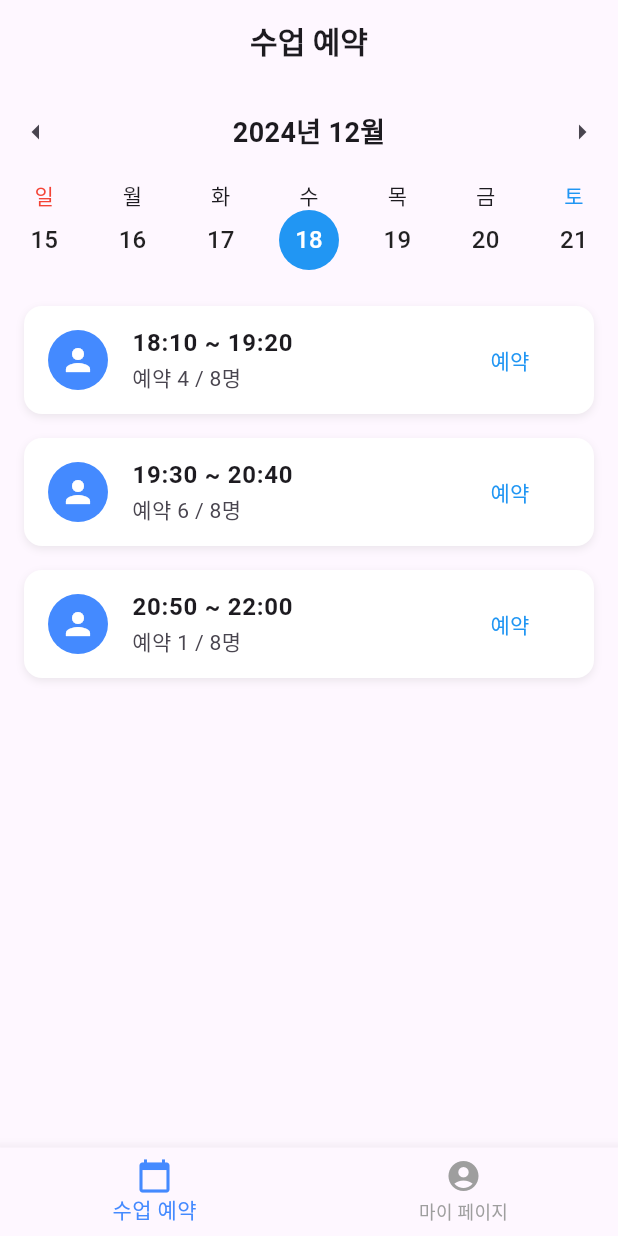
After one commit to DongWoonKim/gym_schedule, a Flutter app: the MainPage screen opened directly, on a phone screen of 412 x 824 dp. The commit adds this screen. Run offline on Flutter 3.47's test engine with Material 3 defaults, Android fonts, the phone set to English and light mode, and no system bars; our stand-ins replace firebase_auth, firebase_core, firebase_database; accounts and stored records are empty.

Commit message:
~publishing finished

```diff
--- /dev/null
+++ b/lib/main/card_page.dart
@@ -0,0 +1,48 @@
+import 'package:flutter/material.dart';
+
+class ClassCard extends StatelessWidget {
+  final String time;
+  final int reserved;
+
+  const ClassCard({super.key, required this.time, required this.reserved});
+
+  @override
+  Widget build(BuildContext context) {
+    return Padding(
+      padding: const EdgeInsets.symmetric(horizontal: 16, vertical: 8),
+      child: Container(
+        decoration: BoxDecoration(
+          color: Colors.white,
+          borderRadius: BorderRadius.circular(12),
+          boxShadow: [
+            BoxShadow(
+              color: Colors.grey.withOpacity(0.2),
+              blurRadius: 4,
+              offset: const Offset(0, 2),
+            ),
+          ],
+        ),
+        child: ListTile(
+          leading: const CircleAvatar(
+            backgroundColor: Colors.blueAccent,
+            child: Icon(Icons.person, color: Colors.white),
+          ),
+          title: Text(
+            time,
+            style: const TextStyle(fontWeight: FontWeight.bold),
+          ),
+          subtitle: Column(
+            crossAxisAlignment: CrossAxisAlignment.start,
+            children: [
+              Text('예약 $reserved / 8명'),
+            ],
+          ),
+          trailing: TextButton(
+            onPressed: () {},
+            child: const Text('예약', style: TextStyle(color: Colors.blue)),
+          ),
+        ),
+      ),
+    );
+  }
+}
--- a/lib/main/main_page.dart
+++ b/lib/main/main_page.dart
@@ -1,7 +1,8 @@
 import 'package:flutter/material.dart';
 import 'package:gym_schedule/member/log_in.dart';
-import 'package:intl/intl.dart';
 import 'package:firebase_auth/firebase_auth.dart';
+import 'reservation_page.dart';
+import 'my_page.dart';
 
 class MainPage extends StatefulWidget {
   const MainPage({super.key});
@@ -11,29 +12,15 @@ class MainPage extends StatefulWidget {
 }
 
 class _MainPageState extends State<MainPage> {
-  DateTime today = DateTime.now(); // 오늘 날짜
-  DateTime selectedDate = DateTime.now(); // 선택된 날짜
-  late DateTime weekStartDate; // 이번 주 시작 날짜
+  int _currentIndex = 0; // 하단 네비게이션 바 현재 선택 인덱스
 
-  @override
-  void initState() {
-    super.initState();
-    weekStartDate = _getWeekStartDate(today); // 주 시작 날짜 설정
-  }
-
-  // 주 시작 날짜 계산
-  DateTime _getWeekStartDate(DateTime date) {
-    return date.subtract(Duration(days: date.weekday % 7));
-  }
-
-  // 이번 주 날짜 리스트 생성
-  List<DateTime> _generateWeekDays(DateTime startOfWeek) {
-    return List.generate(7, (index) => startOfWeek.add(Duration(days: index)));
-  }
+  // AppBar 타이틀 변경을 위한 리스트
+  // final List<String> _appBarTitles = ['수업 예약', '이용 내역', '마이 페이지'];
+  final List<String> _appBarTitles = ['수업 예약', '마이 페이지'];
 
   // 로그아웃 처리
   void _logout() {
-    FirebaseAuth.instance.signOut(); // Firebase 로그아웃 처리
+    FirebaseAuth.instance.signOut();
     Navigator.of(context).pushReplacement(
       MaterialPageRoute(builder: (context) => const LogInPage()),
     );
@@ -41,190 +28,46 @@ class _MainPageState extends State<MainPage> {
 
   @override
   Widget build(BuildContext context) {
-    final weekDays = _generateWeekDays(weekStartDate);
+    final List<Widget> pages = [
+      ReservationPage(), // 수업 예약
+      // const Center(child: Text('이용 내역')), // 이용 내역
+      MyPage(logoutCallback: _logout), // 마이 페이지
+    ];
 
     return Scaffold(
       appBar: AppBar(
-        title: const Text(
-          '수업 예약',
-          style: TextStyle(fontSize: 20, fontWeight: FontWeight.bold),
+        title: Text(
+          _appBarTitles[_currentIndex],
+          style: const TextStyle(fontSize: 20, fontWeight: FontWeight.bold),
         ),
         centerTitle: true,
-        actions: [
-          // User 아이콘과 메뉴
-          PopupMenuButton<String>(
-            icon: const Icon(Icons.account_circle, color: Colors.blueAccent),
-            onSelected: (value) {
-              if (value == 'logout') {
-                _logout();
-              } else if (value == 'course_period') {
-                ScaffoldMessenger.of(context).showSnackBar(
-                  const SnackBar(content: Text('수강기간: 2024년 12월 ~ 2025년 3월')),
-                );
-              }
-            },
-            itemBuilder: (context) => [
-              const PopupMenuItem(
-                value: 'course_period',
-                child: Text('수강기간'),
-              ),
-              const PopupMenuItem(
-                value: 'logout',
-                child: Text('로그아웃'),
-              ),
-            ],
+      ),
+      body: pages[_currentIndex], // 현재 선택된 페이지
+      bottomNavigationBar: BottomNavigationBar(
+        currentIndex: _currentIndex,
+        selectedItemColor: Colors.blueAccent,
+        unselectedItemColor: Colors.grey,
+        showUnselectedLabels: true,
+        onTap: (index) {
+          setState(() {
+            _currentIndex = index; // 탭 변경
+          });
+        },
+        items: const [
+          BottomNavigationBarItem(
+            icon: Icon(Icons.calendar_today),
+            label: '수업 예약',
           ),
-        ],
-      ),
-      body: Column(
-        children: [
-          // 월과 주간 이동 버튼
-          Container(
-            padding: const EdgeInsets.symmetric(vertical: 8),
-            child: Row(
-              mainAxisAlignment: MainAxisAlignment.spaceBetween,
-              children: [
-                IconButton(
-                  icon: const Icon(Icons.arrow_left),
-                  onPressed: () {
-                    setState(() {
-                      weekStartDate =
-                          weekStartDate.subtract(const Duration(days: 7));
-                    });
-                  },
-                ),
-                Text(
-                  DateFormat('yyyy년 MM월').format(weekStartDate),
-                  style: const TextStyle(
-                      fontSize: 18, fontWeight: FontWeight.bold),
-                ),
-                IconButton(
-                  icon: const Icon(Icons.arrow_right),
-                  onPressed: () {
-                    setState(() {
-                      weekStartDate =
-                          weekStartDate.add(const Duration(days: 7));
-                    });
-                  },
-                ),
-              ],
-            ),
-          ),
-          // 요일 고정 및 날짜 UI
-          Column(
-            children: [
-              Row(
-                mainAxisAlignment: MainAxisAlignment.spaceAround,
-                children: const [
-                  Text('일', style: TextStyle(color: Colors.red)),
-                  Text('월'),
-                  Text('화'),
-                  Text('수'),
-                  Text('목'),
-                  Text('금'),
-                  Text('토', style: TextStyle(color: Colors.blue)),
-                ],
-              ),
-              Row(
-                mainAxisAlignment: MainAxisAlignment.spaceAround,
-                children: weekDays.map((date) {
-                  final isToday = date.day == today.day &&
-                      date.month == today.month &&
-                      date.year == today.year;
-
-                  final isSelected = date.day == selectedDate.day &&
-                      date.month == selectedDate.month &&
-                      date.year == selectedDate.year;
-
-                  return GestureDetector(
-                    onTap: () {
-                      setState(() {
-                        selectedDate = date;
-                      });
-                    },
-                    child: CircleAvatar(
-                      radius: 20,
-                      backgroundColor: isSelected
-                          ? Colors.blue
-                          : isToday
-                          ? Colors.grey.shade300
-                          : Colors.transparent,
-                      child: Text(
-                        '${date.day}',
-                        style: TextStyle(
-                          color: isSelected
-                              ? Colors.white
-                              : isToday
-                              ? Colors.blue
-                              : Colors.black87,
-                        ),
-                      ),
-                    ),
-                  );
-                }).toList(),
-              ),
-            ],
-          ),
-          const SizedBox(height: 16),
-          // 수업 리스트
-          Expanded(
-            child: ListView(
-              children: const [
-                _ClassCard(time: "18:10 ~ 19:20", reserved: 4),
-                _ClassCard(time: "19:30 ~ 20:40", reserved: 6),
-                _ClassCard(time: "20:50 ~ 22:00", reserved: 1),
-              ],
-            ),
+          // BottomNavigationBarItem(
+          //   icon: Icon(Icons.history),
+          //   label: '이용 내역',
+          // ),
+          BottomNavigationBarItem(
+            icon: Icon(Icons.account_circle),
+            label: '마이 페이지',
           ),
         ],
       ),
     );
   }
 }
-
-class _ClassCard extends StatelessWidget {
-  final String time;
-  final int reserved;
-
-  const _ClassCard({super.key, required this.time, required this.reserved});
-
-  @override
-  Widget build(BuildContext context) {
-    return Padding(
-      padding: const EdgeInsets.symmetric(horizontal: 16, vertical: 8),
-      child: Container(
-        decoration: BoxDecoration(
-          color: Colors.white,
-          borderRadius: BorderRadius.circular(12),
-          boxShadow: [
-            BoxShadow(
-              color: Colors.grey.withOpacity(0.2),
-              blurRadius: 4,
-              offset: const Offset(0, 2),
-            ),
-          ],
-        ),
-        child: ListTile(
-          leading: const CircleAvatar(
-            backgroundColor: Colors.blueAccent,
-            child: Icon(Icons.person, color: Colors.white),
-          ),
-          title: Text(
-            time,
-            style: const TextStyle(fontWeight: FontWeight.bold),
-          ),
-          subtitle: Column(
-            crossAxisAlignment: CrossAxisAlignment.start,
-            children: [
-              Text('예약 $reserved / 8명'),
-            ],
-          ),
-          trailing: TextButton(
-            onPressed: () {},
-            child: const Text('예약', style: TextStyle(color: Colors.blue)),
-          ),
-        ),
-      ),
-    );
-  }
-}
--- /dev/null
+++ b/lib/main/reservation_page.dart
@@ -0,0 +1,139 @@
+
+import 'package:flutter/material.dart';
+import 'package:intl/intl.dart';
+import 'card_page.dart';
+
+class ReservationPage extends StatefulWidget {
+  @override
+  _ReservationPageState createState() => _ReservationPageState();
+}
+
+class _ReservationPageState extends State<ReservationPage> {
+  DateTime today = DateTime.now(); // 오늘 날짜
+  DateTime selectedDate = DateTime.now(); // 선택된 날짜
+  late DateTime weekStartDate; // 이번 주 시작 날짜
+
+  @override
+  void initState() {
+    super.initState();
+    weekStartDate = _getWeekStartDate(today); // 주 시작 날짜 설정
+  }
+
+  // 주 시작 날짜 계산
+  DateTime _getWeekStartDate(DateTime date) {
+    return date.subtract(Duration(days: date.weekday % 7));
+  }
+
+  // 이번 주 날짜 리스트 생성
+  List<DateTime> _generateWeekDays(DateTime startOfWeek) {
+    return List.generate(7, (index) => startOfWeek.add(Duration(days: index)));
+  }
+
+  @override
+  Widget build(BuildContext context) {
+    final weekDays = _generateWeekDays(weekStartDate);
+
+    return Column(
+      children: [
+        // 월과 주간 이동 버튼
+        Container(
+          padding: const EdgeInsets.symmetric(vertical: 8),
+          child: Row(
+            mainAxisAlignment: MainAxisAlignment.spaceBetween,
+            children: [
+              IconButton(
+                icon: const Icon(Icons.arrow_left),
+                onPressed: () {
+                  setState(() {
+                    weekStartDate =
+                        weekStartDate.subtract(const Duration(days: 7));
+                  });
+                },
+              ),
+              Text(
+                DateFormat('yyyy년 MM월').format(weekStartDate),
+                style: const TextStyle(
+                    fontSize: 18, fontWeight: FontWeight.bold),
+              ),
+              IconButton(
+                icon: const Icon(Icons.arrow_right),
+                onPressed: () {
+                  setState(() {
+                    weekStartDate =
+                        weekStartDate.add(const Duration(days: 7));
+                  });
+                },
+              ),
+            ],
+          ),
+        ),
+        // 요일 고정 및 날짜 UI
+        Column(
+          children: [
+            Row(
+              mainAxisAlignment: MainAxisAlignment.spaceAround,
+              children: const [
+                Text('일', style: TextStyle(color: Colors.red)),
+                Text('월'),
+                Text('화'),
+                Text('수'),
+                Text('목'),
+                Text('금'),
+                Text('토', style: TextStyle(color: Colors.blue)),
+              ],
+            ),
+            Row(
+              mainAxisAlignment: MainAxisAlignment.spaceAround,
+              children: weekDays.map((date) {
+                final isToday = date.day == today.day &&
+                    date.month == today.month &&
+                    date.year == today.year;
+
+                final isSelected = date.day == selectedDate.day &&
+                    date.month == selectedDate.month &&
+                    date.year == selectedDate.year;
+
+                return GestureDetector(
+                  onTap: () {
+                    setState(() {
+                      selectedDate = date;
+                    });
+                  },
+                  child: CircleAvatar(
+                    radius: 20,
+                    backgroundColor: isSelected
+                        ? Colors.blue
+                        : isToday
+                        ? Colors.grey.shade300
+                        : Colors.transparent,
+                    child: Text(
+                      '${date.day}',
+                      style: TextStyle(
+                        color: isSelected
+                            ? Colors.white
+                            : isToday
+                            ? Colors.blue
+                            : Colors.black87,
+                      ),
+                    ),
+                  ),
+                );
+              }).toList(),
+            ),
+          ],
+        ),
+        const SizedBox(height: 16),
+        // 수업 리스트
+        Expanded(
+          child: ListView(
+            children: const [
+              ClassCard(time: "18:10 ~ 19:20", reserved: 4),
+              ClassCard(time: "19:30 ~ 20:40", reserved: 6),
+              ClassCard(time: "20:50 ~ 22:00", reserved: 1),
+            ],
+          ),
+        ),
+      ],
+    );
+  }
+}
--- a/pubspec.yaml
+++ b/pubspec.yaml
@@ -39,6 +39,7 @@ dependencies:
   firebase_auth: ^5.3.4
   firebase_database: ^11.2.0
   intl: ^0.20.1
+  cloud_firestore: ^5.5.1
 
 dev_dependencies:
   flutter_test:
```
Also changed, not shown: lib/main/my_page.dart (added, +30 -0 lines), pubspec.lock.
